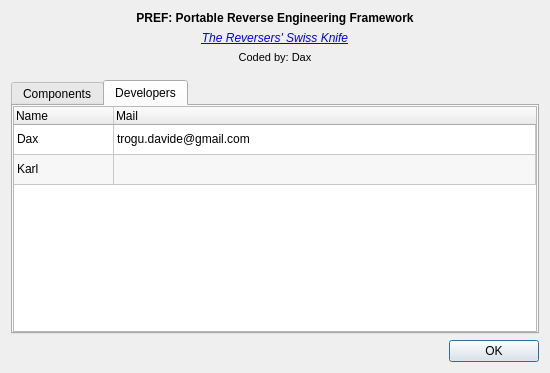
This is aboutdialog.ui in PREF/PREF as Qt 5 draws it before an edit. The edited form follows.
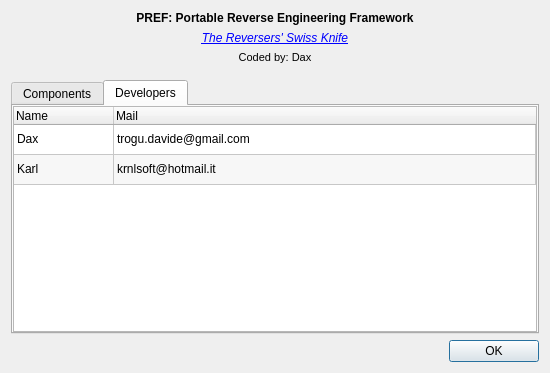
This is the edited form. The open tabs and pages were chosen to show the change.

Commit message: Updated AboutBox Contacts

What changed in the file:
```diff
--- a/aboutdialog.ui
+++ b/aboutdialog.ui
@@ -205,6 +205,11 @@
            <string>Karl</string>
           </property>
          </item>
+         <item row="1" column="1">
+          <property name="text">
+           <string>krnlsoft@hotmail.it</string>
+          </property>
+         </item>
         </widget>
        </item>
       </layout>
```
Left out of the diff: 2 changed lines with no effect on the pictures.
